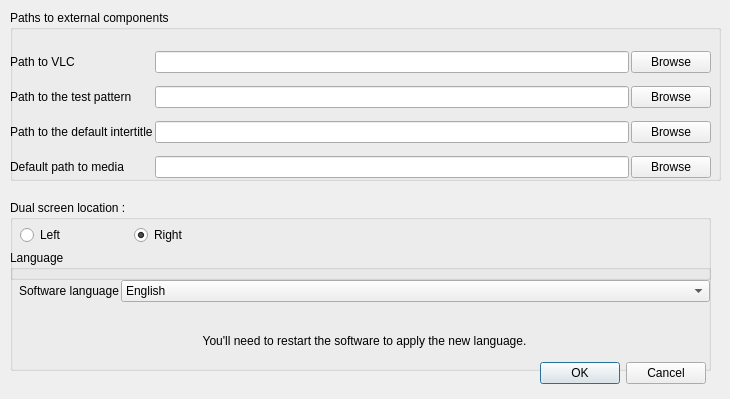
Above: src/settingswindow.ui from cinemaouvert/OPP before the change. Below: the same form after it.
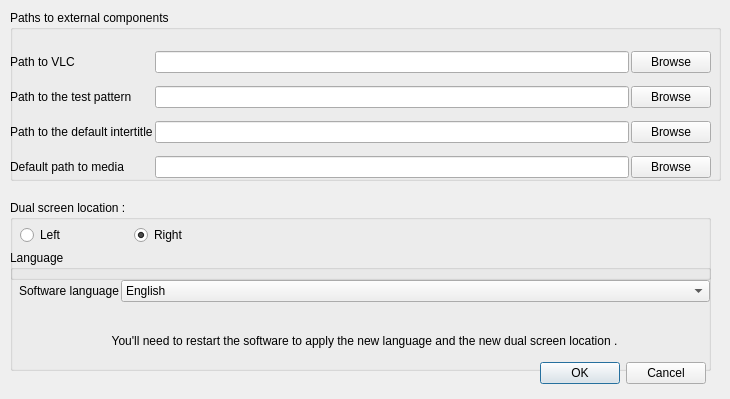
That is the form after the change. Icons and pictures are not drawn.

Commit message: Correction of location dual screen

```diff
--- a/src/settingswindow.ui
+++ b/src/settingswindow.ui
@@ -210,7 +210,7 @@
      <item>
       <widget class="QLabel" name="label_indicationRestartLanguage">
        <property name="text">
-        <string>You'll need to restart the software to apply the new language.</string>
+        <string>You'll need to restart the software to apply the new language and the new dual screen location .</string>
        </property>
        <property name="alignment">
         <set>Qt::AlignCenter</set>
```
The commit also changes 5 other files.
